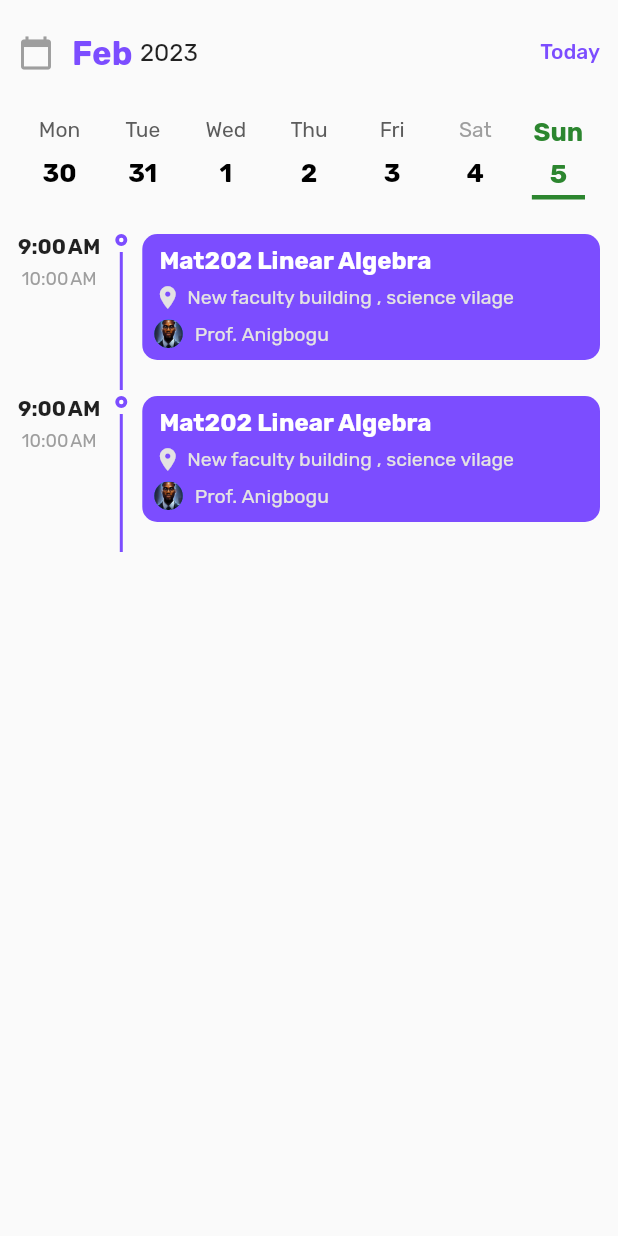
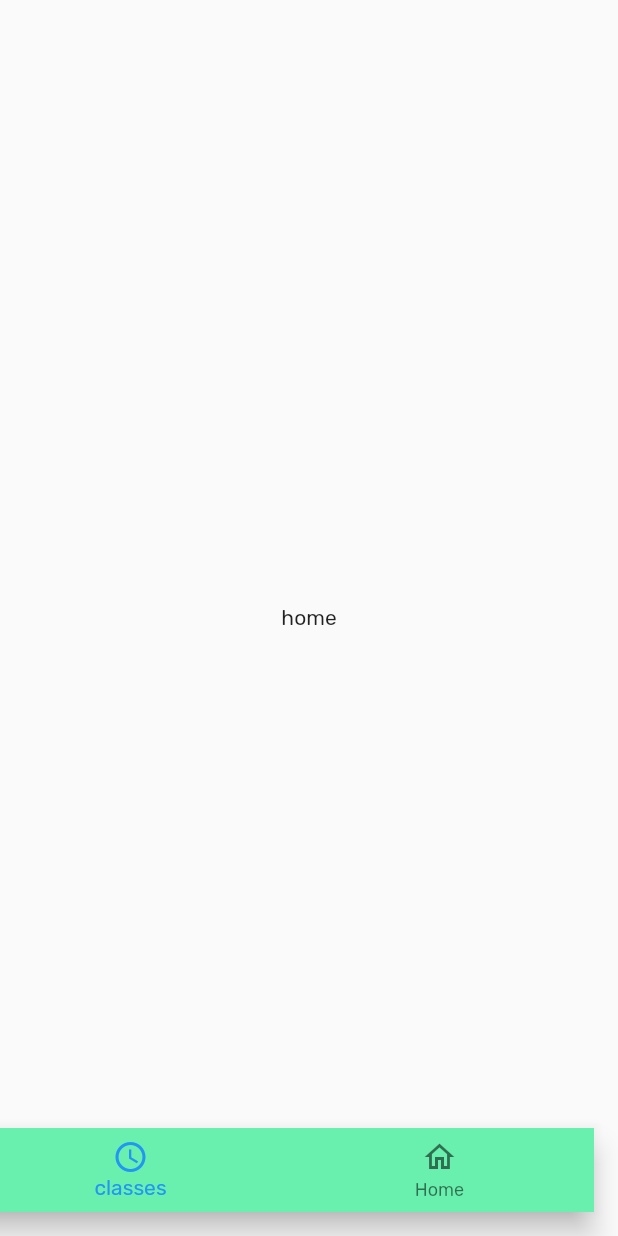
Before and after one commit to callmhejerry/Dule, a Flutter app: the screen it shows after launch, on a phone screen of 412 x 824 dp. Run offline on Flutter 3.47's test engine with Material 2 defaults, Android fonts, the phone set to English and light mode, and no system bars; drawn by our look-alikes of table_calendar.

```diff
--- a/lib/schedule_screen.dart
+++ b/lib/Schedule/schedule_screen.dart
@@ -1,5 +1,5 @@
-import 'package:dule/constants/screen_constants.dart';
-import 'package:dule/utils/dateUtils.dart';
+import 'package:dule/shared/screen_constants.dart';
+import 'package:dule/utils/date_utils.dart';
 import 'package:flutter/material.dart';
 import 'package:intl/intl.dart';
 import 'package:table_calendar/table_calendar.dart';
@@ -222,6 +222,7 @@ class ScheduledCourseWidget extends StatelessWidget {
                 ),
                 Expanded(
                   child: IntrinsicWidth(
+                    stepWidth: 2,
                     child: Container(
                       width: 2,
                       decoration: const BoxDecoration(
@@ -383,12 +384,13 @@ class ScheduledTime extends StatelessWidget {
   @override
   Widget build(BuildContext context) {
     return Column(
+      crossAxisAlignment: CrossAxisAlignment.start,
       children: [
         Text(
           DateFormat.jm().format(dateTimeRange.start),
           style: const TextStyle(
-            fontWeight: FontWeight.w600,
-            fontSize: 14,
+            fontWeight: FontWeight.w500,
+            fontSize: 15,
           ),
         ),
         const SizedBox(
@@ -426,7 +428,7 @@ class ScheduleHeader extends StatelessWidget {
           todaysDate.toDays(),
           style: const TextStyle(
             color: Colors.deepPurpleAccent,
-            fontSize: 22,
+            fontSize: 20,
             fontWeight: FontWeight.bold,
           ),
         ),
--- a/lib/main.dart
+++ b/lib/main.dart
@@ -1,4 +1,3 @@
-import 'package:dule/schedule_screen.dart';
 import 'package:flutter/material.dart';
 
 void main() {
@@ -17,7 +16,55 @@ class MyApp extends StatelessWidget {
         primarySwatch: Colors.blue,
         fontFamily: "Rubik",
       ),
-      home: const ScheduleScreen(),
+      home: const App(),
     );
   }
 }
+
+class App extends StatefulWidget {
+  const App({super.key});
+
+  @override
+  State<App> createState() => _AppState();
+}
+
+class _AppState extends State<App> {
+  @override
+  Widget build(BuildContext context) {
+    return Scaffold(
+      body: const Center(
+        child: Text("home"),
+      ),
+      floatingActionButton: BottomNavigationBar(
+        backgroundColor: Colors.greenAccent,
+        items: const [
+          BottomNavigationBarItem(
+            icon: Icon(
+              Icons.schedule,
+            ),
+            label: "classes",
+          ),
+          BottomNavigationBarItem(
+            icon: Icon(
+              Icons.home_outlined,
+            ),
+            label: "Home",
+          ),
+        ],
+      ),
+    );
+  }
+}
+
+class Home extends StatelessWidget {
+  const Home({super.key});
+
+  @override
+  Widget build(BuildContext context) {
+    return const Scaffold(
+      body: Center(
+        child: Text("Home"),
+      ),
+    );
+  }
+}
```
Also changed, not shown: lib/shared/screen_constants.dart (renamed from lib/constants/screen_constants.dart), lib/utils/date_utils.dart (renamed from lib/utils/dateUtils.dart).
